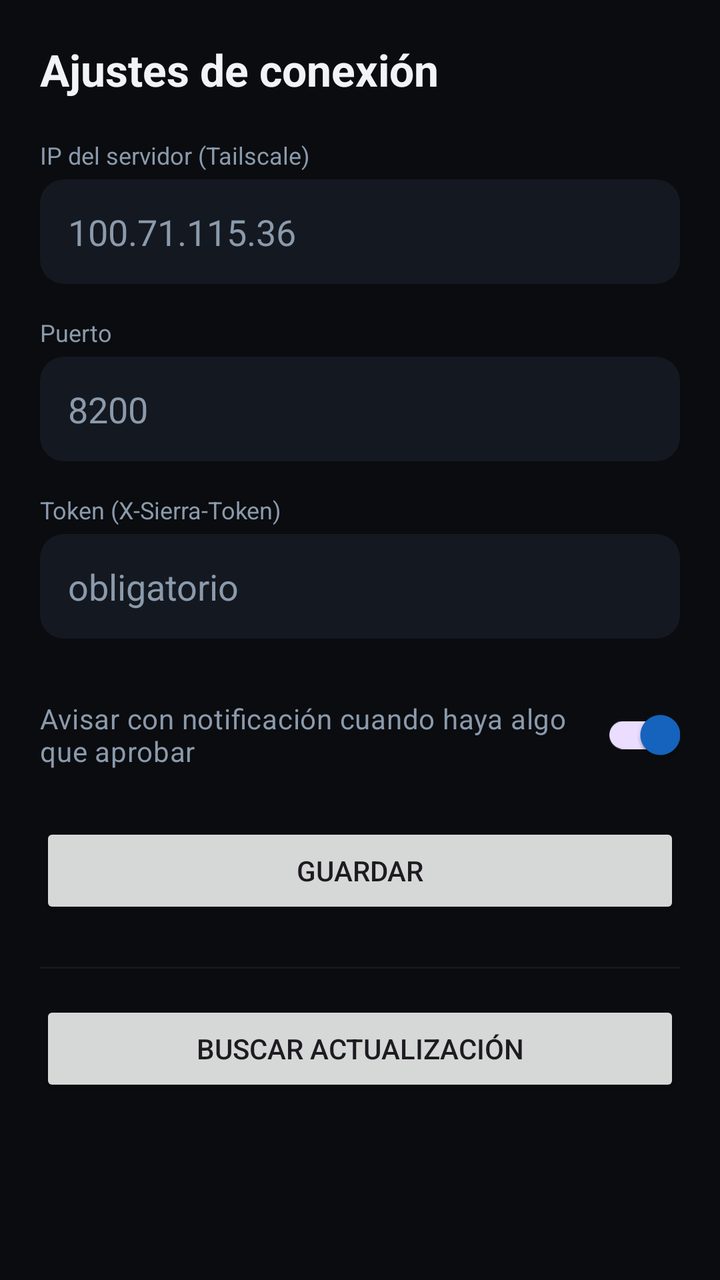
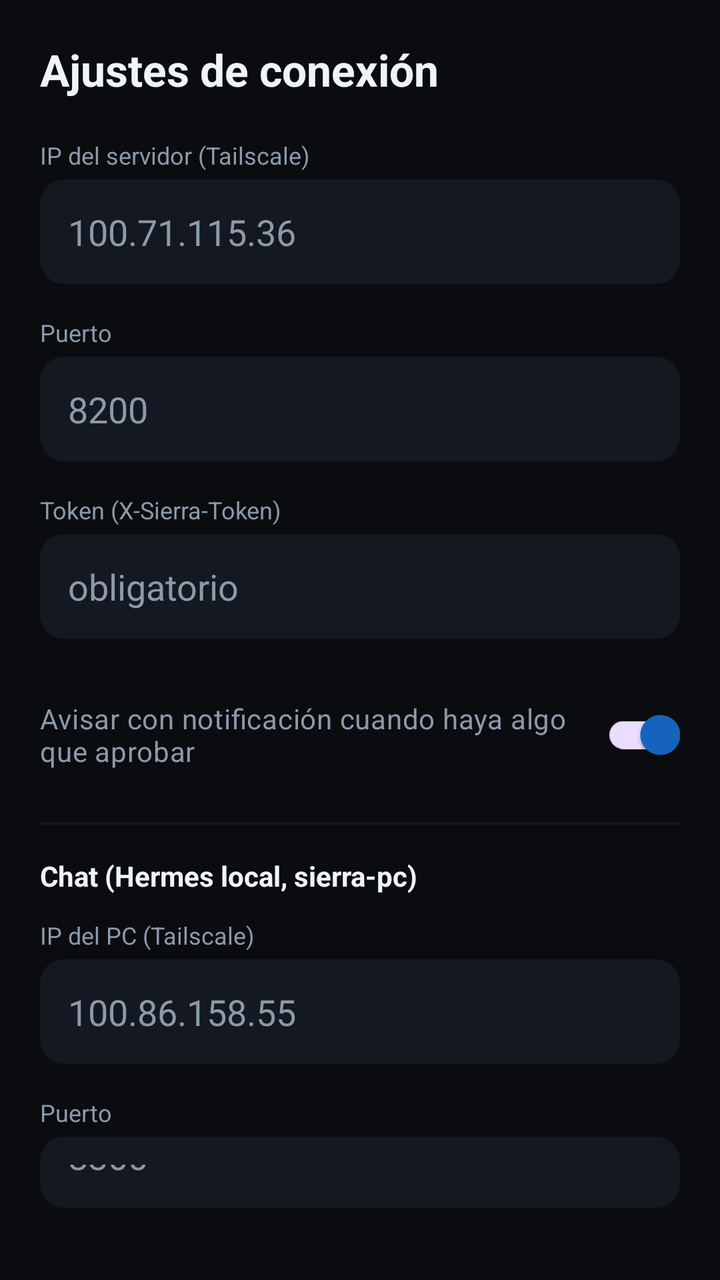

Screens rendered from an Android XML layout before and after an edit, with the pre-edit source and the edit as a unified diff.
<!-- AndroidManifest.xml: application theme Theme.SierraVoice -->
<!-- res/layout/activity_settings.xml -->
<?xml version="1.0" encoding="utf-8"?>
<LinearLayout xmlns:android="http://schemas.android.com/apk/res/android"
    xmlns:tools="http://schemas.android.com/tools"
    android:layout_width="match_parent"
    android:layout_height="match_parent"
    android:background="@color/sierra_bg"
    android:orientation="vertical"
    android:padding="20dp"
    tools:context=".SettingsActivity">

    <TextView
        android:layout_width="wrap_content"
        android:layout_height="wrap_content"
        android:layout_marginBottom="20dp"
        android:text="@string/settings_title"
        android:textColor="@color/sierra_text_primary"
        android:textSize="22sp"
        android:textStyle="bold" />

    <TextView
        android:layout_width="wrap_content"
        android:layout_height="wrap_content"
        android:text="@string/settings_ip_label"
        android:textColor="@color/sierra_text_secondary"
        android:textSize="12sp" />

    <EditText
        android:id="@+id/ipEditText"
        android:layout_width="match_parent"
        android:layout_height="wrap_content"
        android:layout_marginTop="4dp"
        android:layout_marginBottom="16dp"
        android:background="@drawable/bg_field"
        android:hint="100.71.115.36"
        android:inputType="text"
        android:padding="14dp"
        android:textColor="@color/sierra_text_primary"
        android:textColorHint="@color/sierra_text_secondary" />

    <TextView
        android:layout_width="wrap_content"
        android:layout_height="wrap_content"
        android:text="@string/settings_port_label"
        android:textColor="@color/sierra_text_secondary"
        android:textSize="12sp" />

    <EditText
        android:id="@+id/portEditText"
        android:layout_width="match_parent"
        android:layout_height="wrap_content"
        android:layout_marginTop="4dp"
        android:layout_marginBottom="16dp"
        android:background="@drawable/bg_field"
        android:hint="8200"
        android:inputType="number"
        android:padding="14dp"
        android:textColor="@color/sierra_text_primary"
        android:textColorHint="@color/sierra_text_secondary" />

    <TextView
        android:layout_width="wrap_content"
        android:layout_height="wrap_content"
        android:text="@string/settings_token_label"
        android:textColor="@color/sierra_text_secondary"
        android:textSize="12sp" />

    <EditText
        android:id="@+id/tokenEditText"
        android:layout_width="match_parent"
        android:layout_height="wrap_content"
        android:layout_marginTop="4dp"
        android:layout_marginBottom="24dp"
        android:background="@drawable/bg_field"
        android:hint="obligatorio"
        android:inputType="textPassword"
        android:padding="14dp"
        android:textColor="@color/sierra_text_primary"
        android:textColorHint="@color/sierra_text_secondary" />

    <com.google.android.material.switchmaterial.SwitchMaterial
        android:id="@+id/vigilanciaSwitch"
        android:layout_width="match_parent"
        android:layout_height="wrap_content"
        android:layout_marginBottom="20dp"
        android:checked="true"
        android:text="@string/settings_vigilancia_label"
        android:textColor="@color/sierra_text_secondary" />

    <Button
        android:id="@+id/saveButton"
        android:layout_width="match_parent"
        android:layout_height="wrap_content"
        android:text="@string/settings_save" />

    <View
        android:layout_width="match_parent"
        android:layout_height="1dp"
        android:layout_marginTop="24dp"
        android:layout_marginBottom="16dp"
        android:background="@color/sierra_surface" />

    <Button
        android:id="@+id/actualizarButton"
        android:layout_width="match_parent"
        android:layout_height="wrap_content"
        android:text="@string/settings_update_button" />

    <TextView
        android:id="@+id/updateStatusTextView"
        android:layout_width="match_parent"
        android:layout_height="wrap_content"
        android:layout_marginTop="8dp"
        android:textColor="@color/sierra_text_secondary"
        android:textSize="12sp" />

    <TextView
        android:id="@+id/versionTextView"
        android:layout_width="match_parent"
        android:layout_height="wrap_content"
        android:layout_marginTop="24dp"
        android:gravity="center"
        android:textColor="@color/sierra_text_secondary"
        android:textSize="11sp" />

</LinearLayout>
<!-- resources referenced by this layout -->
<resources>
  <color name="sierra_bg">#0A0C10</color>
  <color name="sierra_surface">#141820</color>
  <color name="sierra_text_primary">#F0F4F8</color>
  <color name="sierra_text_secondary">#8B9AAB</color>
  <!-- drawable bg_field (drawable) -->
  <?xml version="1.0" encoding="utf-8"?>
  <shape xmlns:android="http://schemas.android.com/apk/res/android" android:shape="rectangle">
      <solid android:color="@color/sierra_surface" />
      <corners android:radius="12dp" />
  </shape>
  <string name="settings_ip_label">IP del servidor (Tailscale)</string>
  <string name="settings_port_label">Puerto</string>
  <string name="settings_save">Guardar</string>
  <string name="settings_title">Ajustes de conexión</string>
  <string name="settings_token_label">Token (X-Sierra-Token)</string>
  <string name="settings_update_button">Buscar actualización</string>
  <string name="settings_vigilancia_label">Avisar con notificación cuando haya algo que aprobar</string>
  <style name="Theme.SierraVoice" parent="Theme.Material3.DayNight.NoActionBar">
          <item name="colorPrimary">@color/sierra_primary</item>
          <item name="colorPrimaryDark">@color/sierra_primary_dark</item>
          <item name="colorAccent">@color/sierra_accent</item>
          <item name="android:statusBarColor" tools:targetApi="l">@color/sierra_bg</item>
          <item name="android:windowBackground">@color/sierra_bg</item>
      </style>
  <color name="sierra_primary">#1565C0</color>
  <color name="sierra_primary_dark">#0D47A1</color>
  <color name="sierra_accent">#00E5FF</color>
</resources>

<!-- the commit's change to res/layout/activity_settings.xml (unified diff, before → after) -->
@@ -86,6 +86,81 @@
         android:text="@string/settings_vigilancia_label"
         android:textColor="@color/sierra_text_secondary" />
 
+    <View
+        android:layout_width="match_parent"
+        android:layout_height="1dp"
+        android:layout_marginBottom="16dp"
+        android:background="@color/sierra_surface" />
+
+    <TextView
+        android:layout_width="wrap_content"
+        android:layout_height="wrap_content"
+        android:layout_marginBottom="12dp"
+        android:text="@string/settings_chat_title"
+        android:textColor="@color/sierra_text_primary"
+        android:textSize="14sp"
+        android:textStyle="bold" />
+
+    <TextView
+        android:layout_width="wrap_content"
+        android:layout_height="wrap_content"
+        android:text="@string/settings_chat_ip_label"
+        android:textColor="@color/sierra_text_secondary"
+        android:textSize="12sp" />
+
+    <EditText
+        android:id="@+id/chatIpEditText"
+        android:layout_width="match_parent"
+        android:layout_height="wrap_content"
+        android:layout_marginTop="4dp"
+        android:layout_marginBottom="16dp"
+        android:background="@drawable/bg_field"
+        android:hint="100.86.158.55"
+        android:inputType="text"
+        android:padding="14dp"
+        android:textColor="@color/sierra_text_primary"
+        android:textColorHint="@color/sierra_text_secondary" />
+
+    <TextView
+        android:layout_width="wrap_content"
+        android:layout_height="wrap_content"
+        android:text="@string/settings_chat_port_label"
+        android:textColor="@color/sierra_text_secondary"
+        android:textSize="12sp" />
+
+    <EditText
+        android:id="@+id/chatPortEditText"
+        android:layout_width="match_parent"
+        android:layout_height="wrap_content"
+        android:layout_marginTop="4dp"
+        android:layout_marginBottom="16dp"
+        android:background="@drawable/bg_field"
+        android:hint="8300"
+        android:inputType="number"
+        android:padding="14dp"
+        android:textColor="@color/sierra_text_primary"
+        android:textColorHint="@color/sierra_text_secondary" />
+
+    <TextView
+        android:layout_width="wrap_content"
+        android:layout_height="wrap_content"
+        android:text="@string/settings_chat_token_label"
+        android:textColor="@color/sierra_text_secondary"
+        android:textSize="12sp" />
+
+    <EditText
+        android:id="@+id/chatTokenEditText"
+        android:layout_width="match_parent"
+        android:layout_height="wrap_content"
+        android:layout_marginTop="4dp"
+        android:layout_marginBottom="24dp"
+        android:background="@drawable/bg_field"
+        android:hint="opcional — sin esto el chat no funciona"
+        android:inputType="textPassword"
+        android:padding="14dp"
+        android:textColor="@color/sierra_text_primary"
+        android:textColorHint="@color/sierra_text_secondary" />
+
     <Button
         android:id="@+id/saveButton"
         android:layout_width="match_parent"
<!-- resource entries referenced after the edit -->
@@ -10,6 +10,10 @@
       <solid android:color="@color/sierra_surface" />
       <corners android:radius="12dp" />
   </shape>
+  <string name="settings_chat_ip_label">IP del PC (Tailscale)</string>
+  <string name="settings_chat_port_label">Puerto</string>
+  <string name="settings_chat_title">Chat (Hermes local, sierra-pc)</string>
+  <string name="settings_chat_token_label">Token del chat</string>
   <string name="settings_ip_label">IP del servidor (Tailscale)</string>
   <string name="settings_port_label">Puerto</string>
   <string name="settings_save">Guardar</string>
